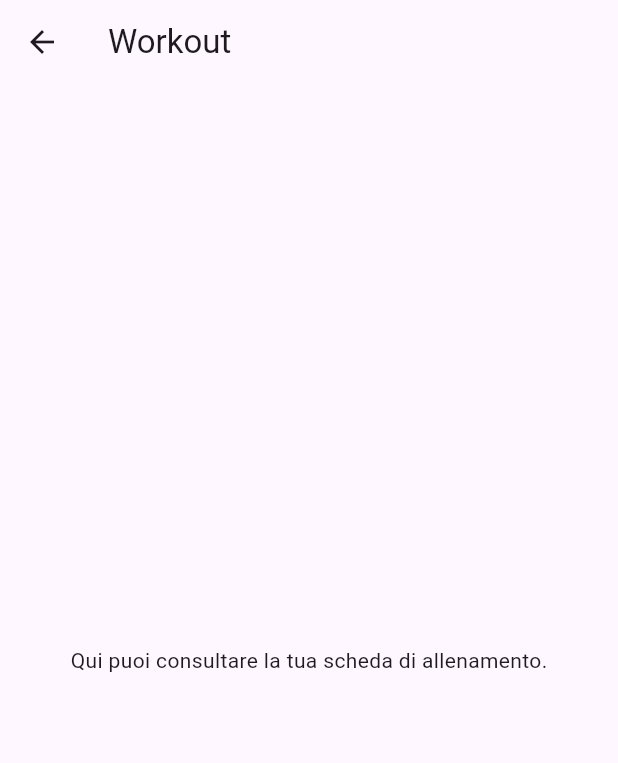
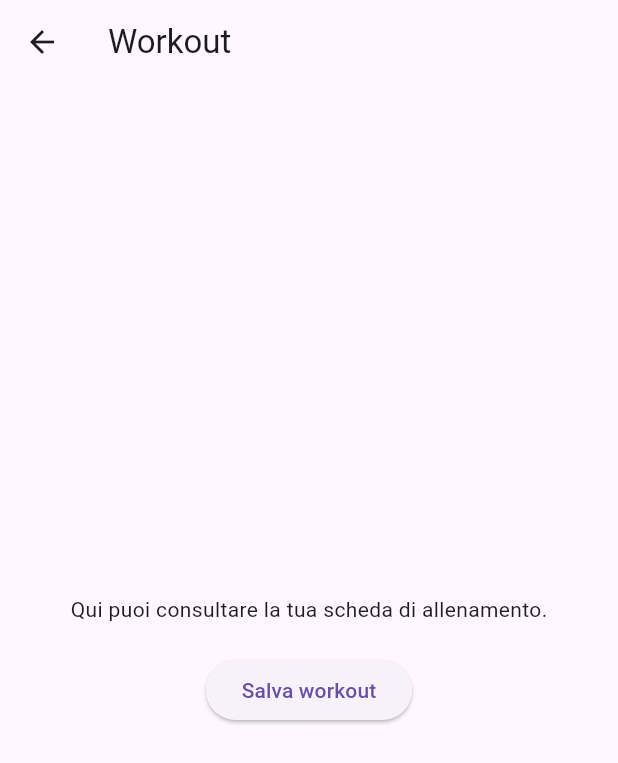
Before and after one commit to Mang00o/First_Flutter_App, a Flutter app: the WorkoutPage screen opened directly, on a phone screen of 412 x 824 dp. Shown: the top 763 px of the screen. Run offline on Flutter 3.47's test engine with Material 3 defaults, Android fonts, the phone set to English and light mode, and no system bars.

Commit message:
add button to mongo connection

```diff
--- a/lib/pages/workout_page.dart
+++ b/lib/pages/workout_page.dart
@@ -1,4 +1,23 @@
 import 'package:flutter/material.dart';
+import 'package:http/http.dart' as http;
+import 'dart:convert';
+
+Future<void> inviaWorkout() async {
+  final uri = Uri.parse('http://10.0.2.2:3000/api/workouts');
+  final response = await http.post(
+    uri,
+    headers: {'Content-Type': 'application/json'},
+    body: jsonEncode({
+      'title': 'Workout test',
+      'description': 'Push-up + squat',
+    }),
+  );
+  if (response.statusCode == 201) {
+    print('Workout salvato: ${response.body}');
+  } else {
+    print('Errore: ${response.statusCode}');
+  }
+}
 
 class WorkoutPage extends StatelessWidget {
   const WorkoutPage({super.key});
@@ -7,7 +26,21 @@ class WorkoutPage extends StatelessWidget {
   Widget build(BuildContext context) {
     return Scaffold(
       appBar: AppBar(title: const Text('Workout')),
-      body: const Center(child: Text('Qui puoi consultare la tua scheda di allenamento.')),
+      body: Center(
+        child: Column(
+          mainAxisSize: MainAxisSize.min,
+          children: [
+            const Text('Qui puoi consultare la tua scheda di allenamento.'),
+            const SizedBox(height: 20),
+            ElevatedButton(
+              onPressed: () {
+                inviaWorkout();
+              },
+              child: const Text('Salva workout'),
+            ),
+          ],
+        ),
+      ),
     );
   }
 }
```
